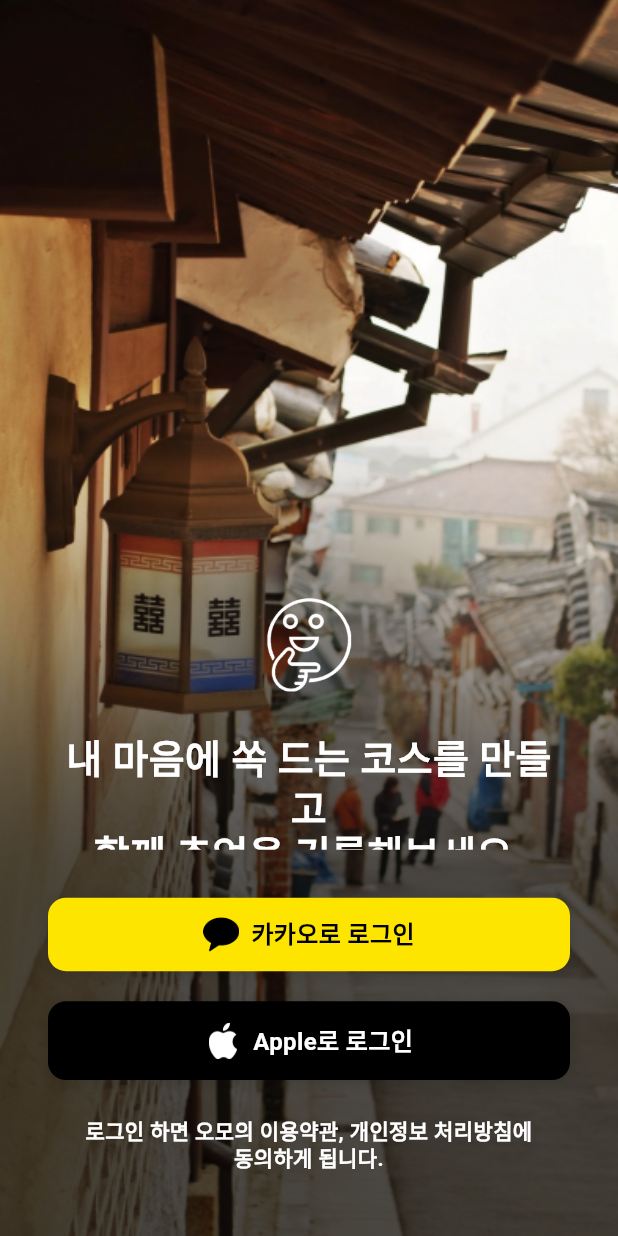
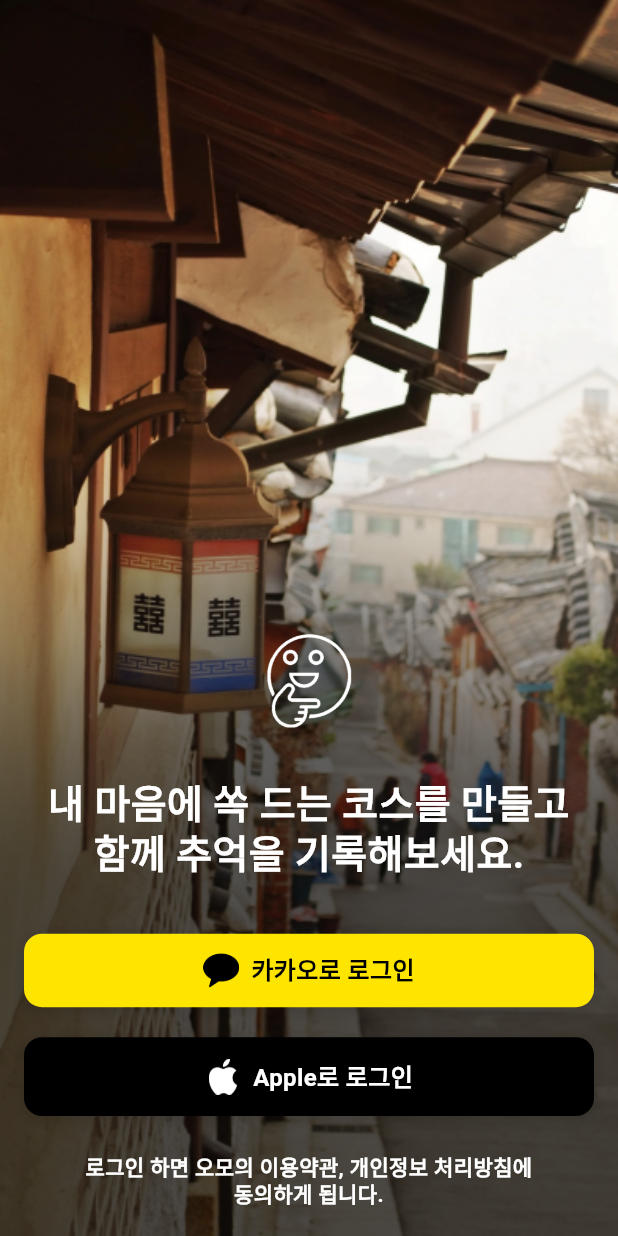
Before and after one commit to kkr010128/omo-flutter-app, a Flutter app: the screen it shows after launch, after a tap on "카카오로 로그인", on a phone screen of 412 x 824 dp. Run offline on Flutter 3.47's test engine with Material 3 defaults, Android fonts, the phone set to English and light mode, and no system bars; missing offline and left inert: kakao_flutter_sdk_user; network calls fail; Roboto replaces fonts that are missing (Apple SD Gothic Neo).

Commit message:
feat: 반응형 UI로 수정
로그인 화면 내 컨테이너 및 패딩 수정

```diff
--- a/what_we_do/lib/main.dart
+++ b/what_we_do/lib/main.dart
@@ -48,7 +48,9 @@ class RootScreen extends StatelessWidget {
           buildBackgroundImage(), // 배경 이미지 생성
           Align(
             alignment: Alignment.bottomCenter,
-            child: buildContent(context), // 콘텐츠들을 하단에 배치
+            child: SingleChildScrollView(
+              child: buildContent(context), // 콘텐츠들을 하단에 배치
+            ),
           ),
         ],
       ),
@@ -70,7 +72,7 @@ class RootScreen extends StatelessWidget {
 
   Widget buildContent(BuildContext context) {
     return Padding(
-      padding: const EdgeInsets.only(bottom: 40), // 하단 여백 추가
+      padding: const EdgeInsets.all(16.0), // 여백 추가
       child: Column(
         mainAxisSize: MainAxisSize.min,
         children: [
@@ -90,7 +92,7 @@ class RootScreen extends StatelessWidget {
 
   Widget buildTermsText() {
     return Container(
-      width: 341,
+      width: double.infinity,
       height: 42,
       child: Center(
         child: Text(
@@ -116,7 +118,7 @@ class RootScreen extends StatelessWidget {
           await login(context);
         },
         child: Container(
-          width: 348,
+          width: double.infinity,
           height: 49,
           padding: const EdgeInsets.symmetric(horizontal: 14),
           decoration: BoxDecoration(
@@ -170,7 +172,7 @@ class RootScreen extends StatelessWidget {
           );
         },
         child: Container(
-          width: 348,
+          width: double.infinity,
           height: 52.56,
           decoration: BoxDecoration(
             color: Colors.black, // 애플 검정색
@@ -212,7 +214,7 @@ class RootScreen extends StatelessWidget {
 
   Widget buildTitleText() {
     return Container(
-      width: 341,
+      width: double.infinity,
       height: 78,
       child: Center(
         child: Text(
@@ -266,7 +268,6 @@ class RootScreen extends StatelessWidget {
       String serviceRefreshToken = responseData['refreshToken'];
       return {'serviceAccessToken': serviceAccessToken, 'serviceRefreshToken': serviceRefreshToken};
     } else {
-      print('fail');
       throw Exception('Failed to send token to API');
     }
   }
@@ -297,9 +298,9 @@ class RootScreen extends StatelessWidget {
           navigateHome(context, serviceTokens['serviceAccessToken']!, serviceTokens['serviceRefreshToken']!);
         } catch (error) {
           // Handle error
+        }
       }
-    }
-  } catch (e) {
+    } catch (e) {
     // Handle error
   }
 }
```
Also changed, not shown: 1 other file.
